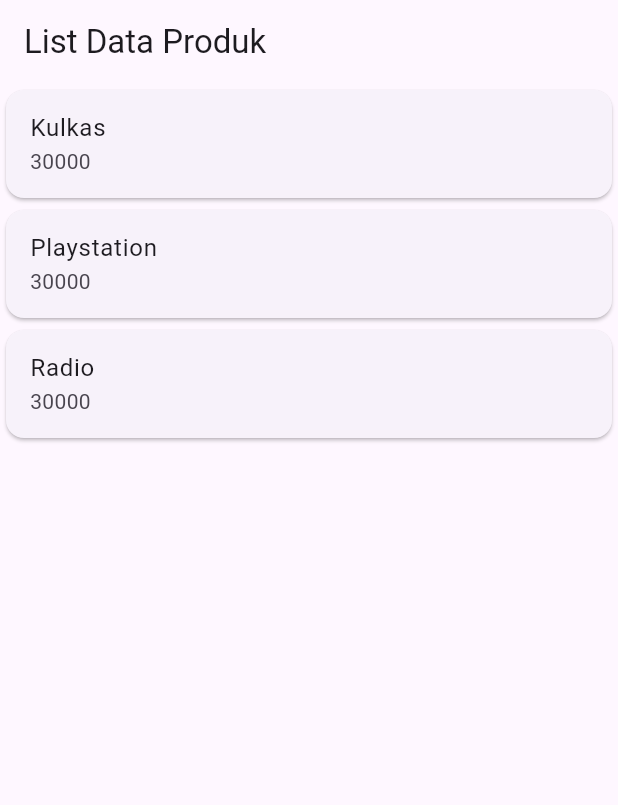
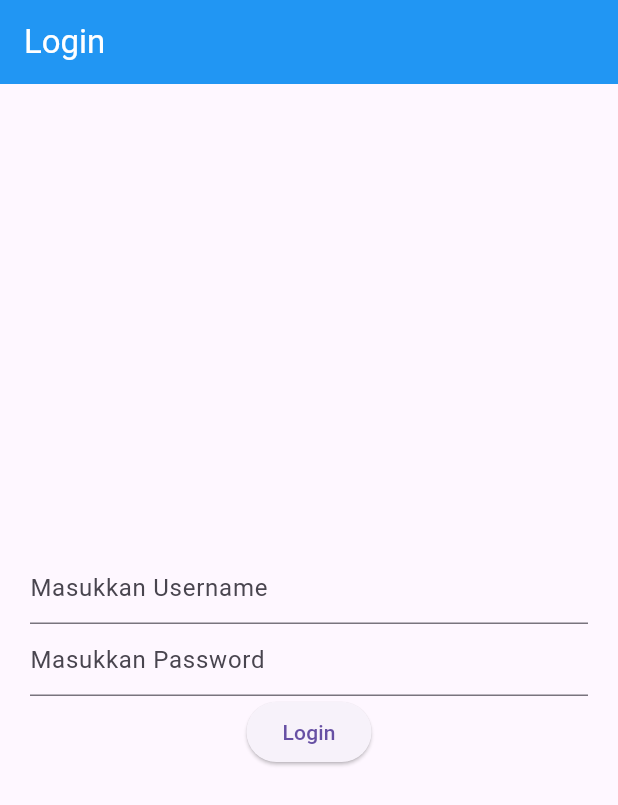
Before and after one commit to yaakfi/h1d024114-praktikum-mobile-flutter, a Flutter app: the screen it shows after launch, on a phone screen of 412 x 824 dp. Shown: the top 805 px of the screen. Run offline on Flutter 3.47's test engine with Material 3 defaults, Android fonts, the phone set to English and light mode, and no system bars; our stand-ins replace shared_preferences.

Commit message:
tugas pertemuan 3

```diff
--- /dev/null
+++ b/lib/login_page.dart
@@ -0,0 +1,94 @@
+import 'package:flutter/material.dart';
+import 'package:shared_preferences/shared_preferences.dart';
+import 'home_page.dart';
+
+class LoginPage extends StatefulWidget {
+  const LoginPage({super.key});
+
+  @override
+  // ignore: library_private_types_in_public_api
+  _LoginPageState createState() => _LoginPageState();
+}
+
+class _LoginPageState extends State<LoginPage> {
+  final TextEditingController _usernameController = TextEditingController();
+  final TextEditingController _passwordController = TextEditingController();
+  // ignore: prefer_typing_uninitialized_variables
+  var namauser;
+
+  void _saveUsername() async {
+    // Inisialisasi Share Preferences
+    SharedPreferences prefs = await SharedPreferences.getInstance();
+    // Simpan Username ke local storage
+    prefs.setString('username', _usernameController.text);
+  }
+
+  _showInput(namacontroller, placeholder, isPassword) {
+    return TextField(
+      controller: namacontroller,
+      obscureText: isPassword,
+      decoration: InputDecoration(
+        hintText: placeholder,
+      ),
+    );
+  }
+
+  _showDialog(pesan, alamat) {
+    return showDialog(
+        context: context,
+        builder: (context) {
+          return AlertDialog(
+            title: Text(pesan),
+            actions: [
+              TextButton(
+                child: const Text('OK'),
+                onPressed: () {
+                  Navigator.push(
+                    context,
+                    MaterialPageRoute(
+                      builder: (context) => alamat,
+                    ),
+                  );
+                },
+              ),
+            ],
+          );
+        });
+  }
+
+  @override
+  Widget build(BuildContext context) {
+    return Scaffold(
+      appBar: AppBar(
+        title: const Text('Login'),
+        backgroundColor: Colors.blue,
+        foregroundColor: Colors.white,
+      ),
+      body: Container(
+        padding: const EdgeInsets.all(20),
+        child: Column(
+          mainAxisAlignment: MainAxisAlignment.center,
+          children: [
+            _showInput(_usernameController, 'Masukkan Username', false),
+            _showInput(_passwordController, 'Masukkan Password', true),
+            ElevatedButton(
+              child: const Text('Login'),
+              onPressed: () {
+                if (_usernameController.text == 'admin' &&
+                    _passwordController.text == 'admin') {
+                  // save Username
+                  _saveUsername();
+                  // Show alert
+                  _showDialog('Anda Berhasil Login', const HomePage());
+                } else {
+                  // Show alert
+                  _showDialog('Username dan Password Salah', const LoginPage());
+                }
+              },
+            ),
+          ],
+        ),
+      ),
+    );
+  }
+}
--- a/lib/main.dart
+++ b/lib/main.dart
@@ -1,5 +1,5 @@
 import 'package:flutter/material.dart';
-import 'ui/produk_page.dart';
+import 'login_page.dart';
 
 void main() {
   runApp(const MyApp());
@@ -10,10 +10,16 @@ class MyApp extends StatelessWidget {
 
   @override
   Widget build(BuildContext context) {
-    return const MaterialApp(
-      title: 'Aplikasi Flutter Pertama',
-      debugShowCheckedModeBanner: true,
-      home: ProdukPage(),
+    return MaterialApp(
+      title: 'Flutter Menu',
+      theme: ThemeData(
+        primarySwatch: Colors.blue,
+        appBarTheme: const AppBarTheme(
+          backgroundColor: Colors.blue,
+          foregroundColor: Colors.white,
+        ),
+      ),
+      home: const LoginPage(),
     );
   }
 }
--- a/pubspec.yaml
+++ b/pubspec.yaml
@@ -10,6 +10,7 @@ dependencies:
   flutter:
     sdk: flutter
   cupertino_icons: ^1.0.6
+  shared_preferences: ^2.0.17
 
 dev_dependencies:
   flutter_test:
```
Also changed, not shown: lib/about_page.dart (added, +21 -0 lines), lib/home_page.dart (added, +41 -0 lines), lib/sidemenu.dart (added, +46 -0 lines), pubspec.lock, 6 other files.
